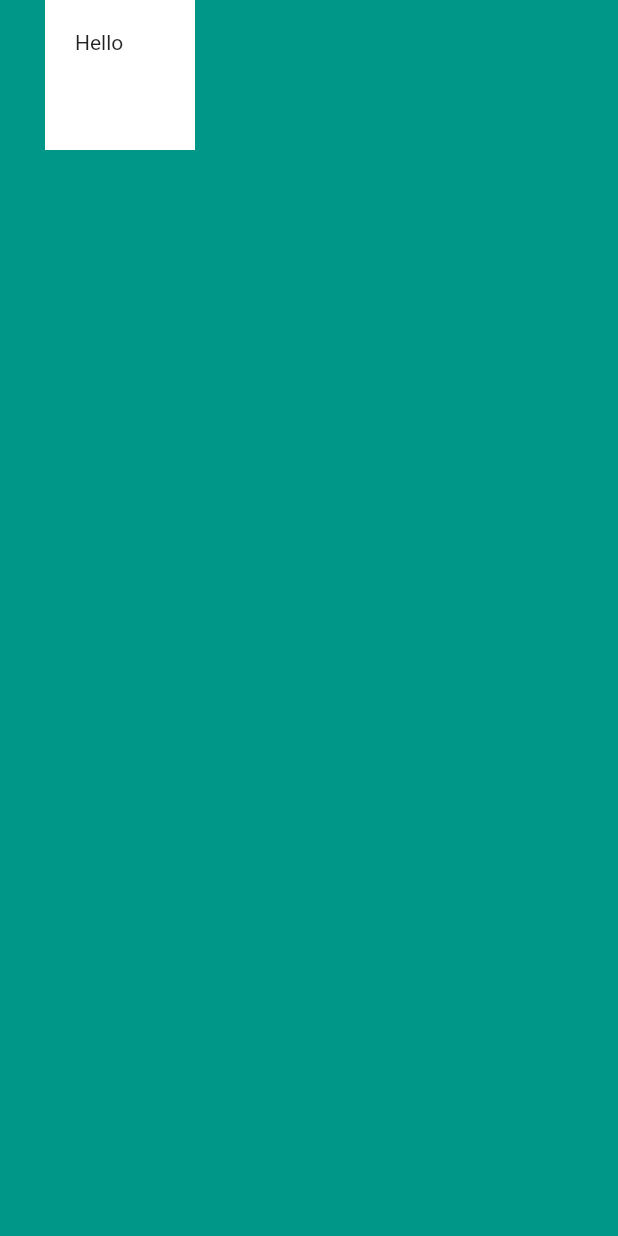
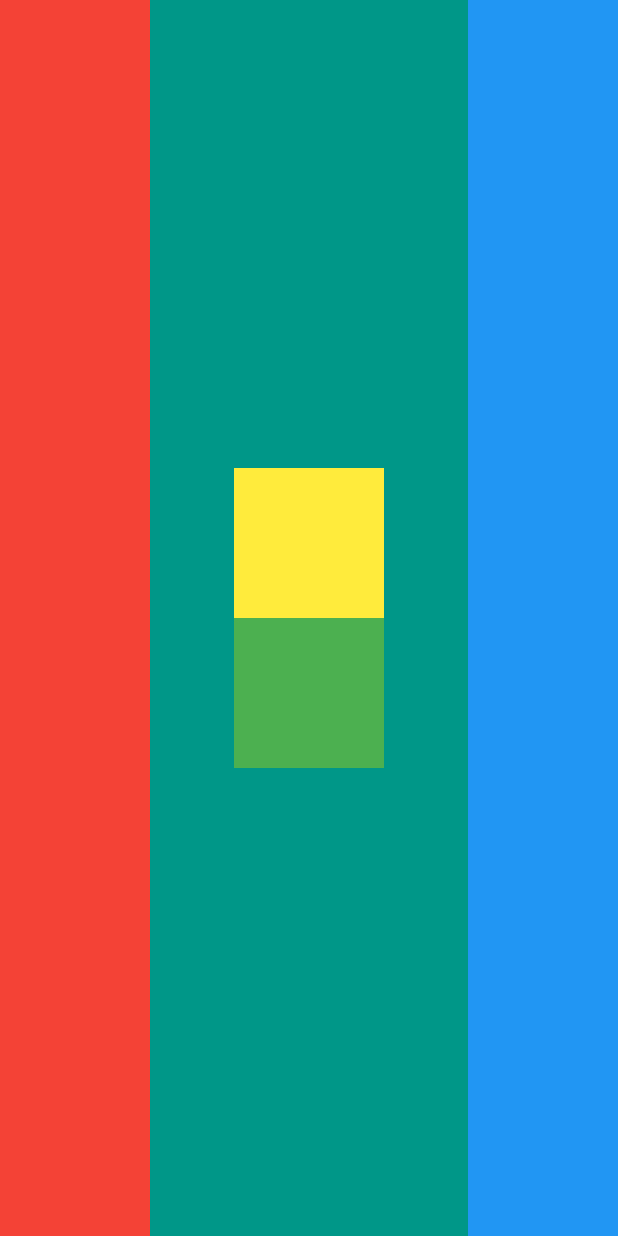
Before and after one commit to londonappbrewery/mi_card_flutter, a Flutter app: the screen it shows after launch, on a phone screen of 412 x 824 dp. Run offline on Flutter 3.47's test engine with Material 2 defaults, Android fonts, the phone set to English and light mode, and no system bars.

Commit message:
Flutter layouts challenge done

```diff
--- a/lib/main.dart
+++ b/lib/main.dart
@@ -13,19 +13,46 @@ class MyApp extends StatelessWidget {
       home: Scaffold(
         backgroundColor: Colors.teal,
         body: SafeArea(
-            // Containers can only have single child
-            child: Container(
-              height: 100.0,
-              width: 100.0,
-              // margin: EdgeInsets.symmetric(horizontal: 10, vertical: 10),
-              // margin: EdgeInsets.fromLTRB(30, 10, 50, 20),
-              margin: EdgeInsets.only(left: 30),
-              padding: EdgeInsets.all(20.0),
-              color: Colors.white,
-              child: Text('Hello'),
-            )
-        ),
+          child: Row(
+            mainAxisSize: MainAxisSize.max,
+            mainAxisAlignment: MainAxisAlignment.spaceBetween,
+            children: [
+              Container(
+                color: Colors.red,
+                width: 100.0
+              ),
+              Column(
+                mainAxisAlignment: MainAxisAlignment.center,
+                children: [
+                  Container(
+                      color: Colors.yellow,
+                      width: 100.0,
+                      height: 100.0
+                  ),
+                  Container(
+                      color: Colors.green,
+                      width: 100.0,
+                      height: 100.0
+                  ),
+                ],
+              ),
+              Container(
+                  color: Colors.blue,
+                  width: 100.0
+              )
+            ],
+          ),
+        )
       ),
     );
   }
 }
+
+// Container(
+// height: 100.0,
+// width: 100.0,
+// margin: EdgeInsets.only(left: 30),
+// padding: EdgeInsets.all(20.0),
+// color: Colors.white,
+// child: Text('Hello'),
+// )
```
Also changed, not shown: 10 other files.
